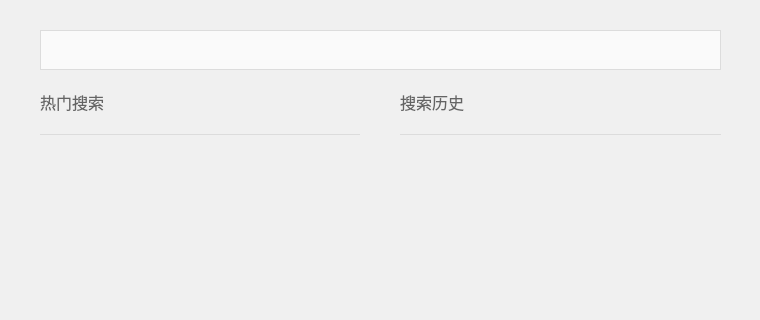
Qt form music_player/search.ui (zhuyijiang/player) before a commit; both pictures show x 0 to 760 and y 0 to 320 of the 760 by 560 pixel window.
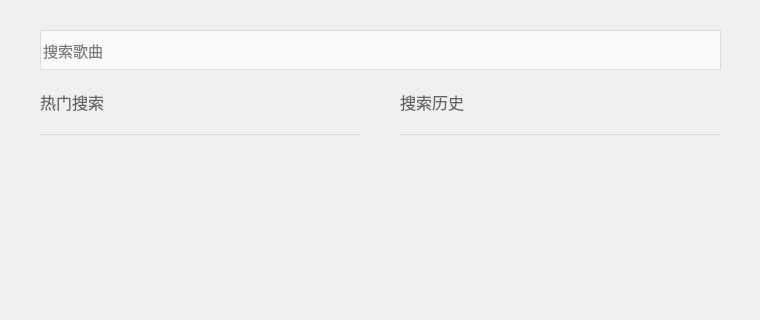
The same form after that commit. Icons and pictures are not drawn.

What changed in the file:
```diff
--- a/music_player/search.ui
+++ b/music_player/search.ui
@@ -131,6 +131,12 @@
 	background-color: rgb(250, 250, 250);
 }</string>
         </property>
+        <property name="placeholderText">
+         <string>搜索歌曲</string>
+        </property>
+        <property name="clearButtonEnabled">
+         <bool>true</bool>
+        </property>
        </widget>
       </item>
       <item>
```
